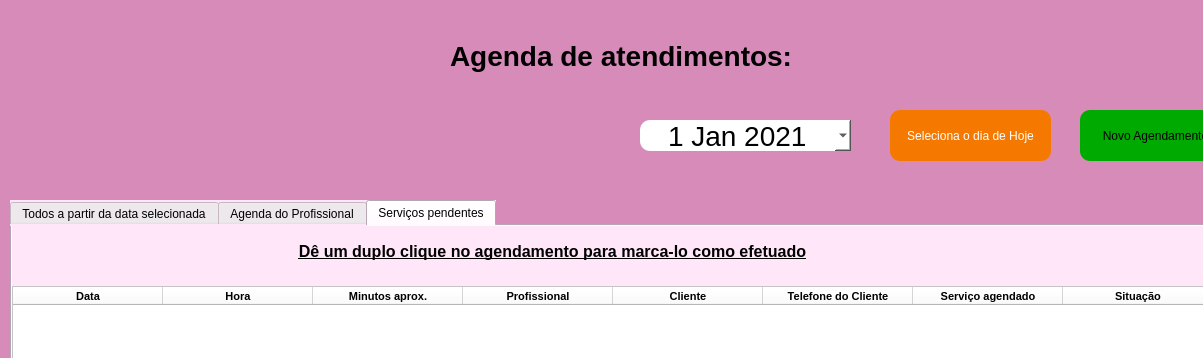
Qt form telas_duda/agenda.ui (JVwolfart/PROJETO-SALAO-JOVEM-PROGRAMADOR) before a commit; both pictures show x 0 to 1203 and y 0 to 358 of the 1394 by 833 pixel window.
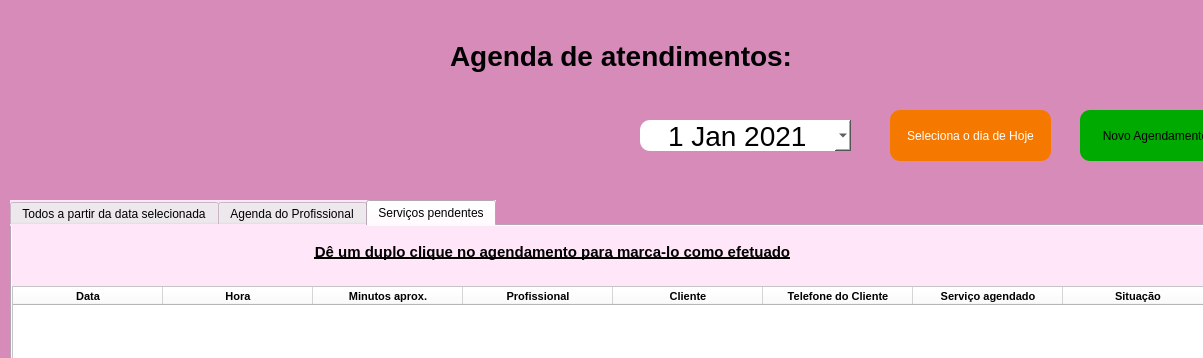
The same form after that commit. The open tabs and pages were chosen to show the change. Icons and pictures are not drawn.

```diff
--- a/telas_duda/agenda.ui
+++ b/telas_duda/agenda.ui
@@ -773,7 +773,7 @@
       </property>
       <property name="font">
        <font>
-        <pointsize>12</pointsize>
+        <pointsize>11</pointsize>
         <weight>75</weight>
         <bold>true</bold>
         <underline>true</underline>
@@ -819,9 +819,9 @@
    <widget class="QLabel" name="lbl_dia">
     <property name="geometry">
      <rect>
-      <x>90</x>
+      <x>20</x>
       <y>120</y>
-      <width>531</width>
+      <width>601</width>
       <height>41</height>
      </rect>
     </property>
```
Left out of the diff: 2 changed lines with no effect on the pictures.
